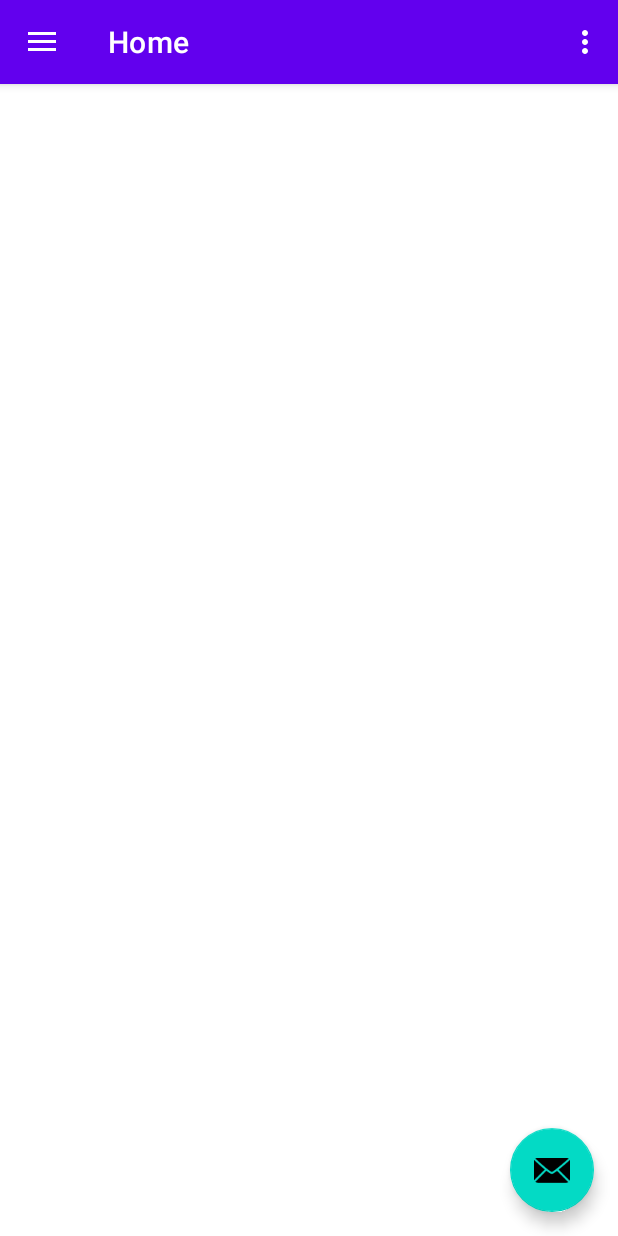
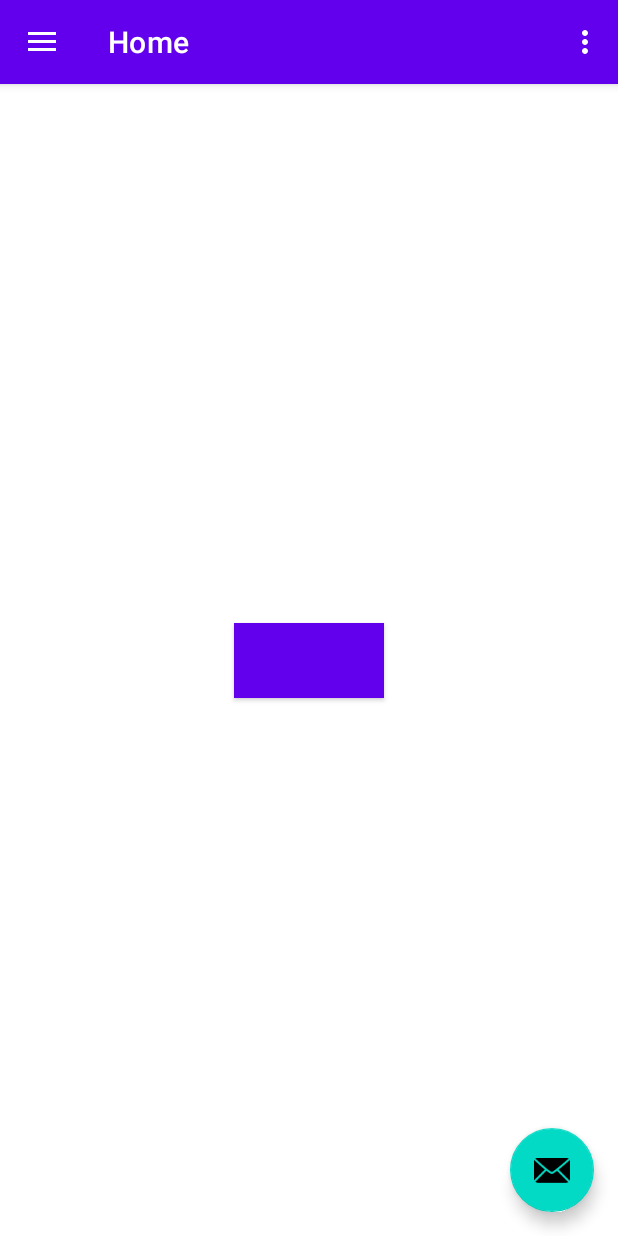
Before and after one commit to jean-leraille/android, an Android app: the screen it shows after launch (MainActivity), on a phone screen of 412 x 824 dp. Run offline under Robolectric (Android 15) with nearby library versions, the phone set to English and light mode, and no system bars; our stand-ins replace navigation-ui.

```diff
--- a/app/src/main/AndroidManifest.xml
+++ b/app/src/main/AndroidManifest.xml
@@ -2,7 +2,9 @@
 <manifest xmlns:android="http://schemas.android.com/apk/res/android"
     xmlns:tools="http://schemas.android.com/tools">
 
+    <uses-permission android:name="android.permission.INTERNET" />
     <application
+        android:name=".App"
         android:allowBackup="true"
         android:dataExtractionRules="@xml/data_extraction_rules"
         android:fullBackupContent="@xml/backup_rules"
--- /dev/null
+++ b/app/src/main/java/com/example/episen/App.kt
@@ -0,0 +1,28 @@
+package com.example.episen
+
+import android.app.Application
+import com.example.episen.di.NetworkModule
+import com.example.episen.di.RepositoryModule
+import com.example.episen.di.UtilsModule
+import com.example.episen.di.ViewModelModule
+import org.koin.android.ext.koin.androidContext
+import org.koin.core.context.startKoin
+
+class App : Application()  {
+    override fun onCreate() {
+        super.onCreate()
+
+        startKoin {
+            //androidLogger()
+            androidContext(this@App)
+            modules(
+                listOf(
+                    ViewModelModule,
+                    NetworkModule,
+                    RepositoryModule,
+                    UtilsModule
+                )
+            )
+        }
+    }
+}
--- /dev/null
+++ b/app/src/main/java/com/example/episen/ViewModelFactory.kt
@@ -0,0 +1,21 @@
+package com.example.episen
+
+import androidx.lifecycle.ViewModel
+import androidx.lifecycle.ViewModelProvider
+import com.example.episen.data.repositories.Repository
+import com.example.episen.ui.home.HomeViewModel
+import com.example.episen.utils.SharedPreferencesHelper
+
+class ViewModelFactory(private val repository: Repository,
+                       private val sharedPreferenceHelper: SharedPreferencesHelper
+)
+    : ViewModelProvider.Factory {
+
+    override fun <T : ViewModel> create(modelClass: Class<T>): T {
+        when {
+            modelClass.isAssignableFrom(HomeViewModel::class.java)
+                                        -> return HomeViewModel(repository, sharedPreferenceHelper) as T
+            else -> throw IllegalArgumentException(String.format("%s Not Found", modelClass.simpleName))
+        }
+    }
+}
--- /dev/null
+++ b/app/src/main/java/com/example/episen/data/models/Commune.kt
@@ -0,0 +1,8 @@
+package com.example.episen.data.models
+
+import com.google.gson.annotations.SerializedName
+
+data class Commune(
+    @SerializedName("code") var code: String?,
+    @SerializedName("nom") var nom: String?,
+)
--- /dev/null
+++ b/app/src/main/java/com/example/episen/data/models/requests/CommuneRequestEntity.kt
@@ -0,0 +1,7 @@
+package com.example.episen.data.models.requests
+
+import com.google.gson.annotations.SerializedName
+
+data class CommuneRequestEntity(
+    @SerializedName("nom") var nom: String?,
+)
--- /dev/null
+++ b/app/src/main/java/com/example/episen/data/network/Api.kt
@@ -0,0 +1,15 @@
+package com.example.episen.data.network
+
+import com.example.episen.data.models.Commune
+import retrofit2.Call
+import retrofit2.http.*
+
+
+interface Api {
+    @GET("communes")
+    fun getCommunes(
+        @HeaderMap headerMap: HashMap<String, String>,
+        @Query("nom") name: String,
+        @Query("fields") fields: String
+    ): Call<List<Commune>>
+}
--- /dev/null
+++ b/app/src/main/java/com/example/episen/data/network/RetrofitClient.kt
@@ -0,0 +1,50 @@
+package com.example.episen.data.network
+import okhttp3.OkHttpClient
+import okhttp3.logging.HttpLoggingInterceptor
+import org.koin.android.BuildConfig
+import retrofit2.Retrofit
+import retrofit2.converter.gson.GsonConverterFactory
+import java.util.concurrent.TimeUnit
+
+
+class RetrofitClient {
+    var headerMap = HashMap<String, String>()
+
+    val api: Api
+    companion object {
+        var BASE_URL = "https://geo.api.gouv.fr/"
+    }
+
+    init {
+        val loggingInterceptor = HttpLoggingInterceptor()
+        loggingInterceptor.level = HttpLoggingInterceptor.Level.BODY
+
+
+
+        val okHttpClient = OkHttpClient.Builder()
+            .readTimeout(180, TimeUnit.SECONDS)
+            .connectTimeout(180, TimeUnit.SECONDS)
+        /*    .addInterceptor(
+                BasicAuthInterceptor(
+                    "hys-test",
+                    "hys-test"
+                ))*/
+
+        //if(BuildConfig.DEBUG) {
+            okHttpClient
+                .addInterceptor(loggingInterceptor)
+                .build()
+        //}
+
+        val retrofit = Retrofit.Builder()
+            .baseUrl(BASE_URL)
+            .addConverterFactory(GsonConverterFactory.create())
+            .client(okHttpClient.build())
+            .build()
+        api = retrofit.create(Api::class.java)
+    }
+
+    fun addToHeader(key: String, value: String){
+        headerMap[key] = value
+    }
+}
--- /dev/null
+++ b/app/src/main/java/com/example/episen/data/repositories/Repository.kt
@@ -0,0 +1,13 @@
+package com.example.episen.data.repositories
+
+
+import com.example.episen.data.network.RetrofitClient
+import com.example.episen.data.models.Commune
+import retrofit2.Call
+
+class Repository (private val retrofitClient: RetrofitClient) {
+
+    fun getCommunes(name: String, fields: String): Call<List<Commune>> {
+        return retrofitClient.api.getCommunes(retrofitClient.headerMap, name, fields)
+    }
+}
--- /dev/null
+++ b/app/src/main/java/com/example/episen/di/NetworkModule.kt
@@ -0,0 +1,8 @@
+package com.example.episen.di
+
+import com.example.episen.data.network.RetrofitClient
+import org.koin.dsl.module
+
+val NetworkModule = module {
+    single { RetrofitClient() }
+}
--- /dev/null
+++ b/app/src/main/java/com/example/episen/di/RepositoryModule.kt
@@ -0,0 +1,8 @@
+package com.example.episen.di
+
+import com.example.episen.data.repositories.Repository
+import org.koin.dsl.module
+
+val RepositoryModule = module {
+    single { Repository(retrofitClient = get()) }
+}
--- /dev/null
+++ b/app/src/main/java/com/example/episen/di/UtilsModule.kt
@@ -0,0 +1,23 @@
+package com.example.episen.di
+
+import android.content.Context
+import android.content.SharedPreferences
+import com.example.episen.utils.SharedPreferencesHelper
+import org.koin.android.ext.koin.androidContext
+import org.koin.dsl.module
+
+val UtilsModule = module {
+    single {
+        getSharedPrefs(androidContext())
+    }
+
+    single<SharedPreferences.Editor> {
+        getSharedPrefs(androidContext()).edit()
+    }
+
+    single { SharedPreferencesHelper(get()) }
+}
+
+fun getSharedPrefs(context: Context): SharedPreferences {
+    return context.getSharedPreferences("default", Context.MODE_PRIVATE)
+}
--- /dev/null
+++ b/app/src/main/java/com/example/episen/di/ViewModelModule.kt
@@ -0,0 +1,18 @@
+package com.example.episen.di
+
+import com.example.episen.ViewModelFactory
+import com.example.episen.ui.home.HomeViewModel
+import org.koin.androidx.viewmodel.dsl.viewModel
+import org.koin.dsl.module
+
+val ViewModelModule = module {
+
+    single {
+        ViewModelFactory(
+            repository = get(),
+            sharedPreferenceHelper = get()
+        )
+    }
+
+    viewModel { HomeViewModel(repository = get(), sharedPreferences = get()) }
+}
--- a/app/src/main/java/com/example/episen/ui/home/HomeFragment.kt
+++ b/app/src/main/java/com/example/episen/ui/home/HomeFragment.kt
@@ -4,16 +4,18 @@ import android.os.Bundle
 import android.view.LayoutInflater
 import android.view.View
 import android.view.ViewGroup
-import android.widget.TextView
-import android.widget.Toast
 import androidx.fragment.app.Fragment
 import androidx.lifecycle.Observer
 import androidx.lifecycle.ViewModelProvider
+import com.example.episen.ViewModelFactory
 import com.example.episen.databinding.FragmentHomeBinding
+import org.koin.android.ext.android.inject
 
 class HomeFragment : Fragment() {
 
+    private val viewModelFactory: ViewModelFactory by inject()
     private var _binding: FragmentHomeBinding? = null
+    private lateinit var homeViewModel: HomeViewModel
 
     // This property is only valid between onCreateView and
     // onDestroyView.
@@ -24,11 +26,12 @@ class HomeFragment : Fragment() {
         container: ViewGroup?,
         savedInstanceState: Bundle?
     ): View {
-        val homeViewModel =
-            ViewModelProvider(this).get(HomeViewModel::class.java)
 
+        homeViewModel = ViewModelProvider(requireActivity(), viewModelFactory)[HomeViewModel::class.java]
         _binding = FragmentHomeBinding.inflate(inflater, container, false)
         val root: View = binding.root
+
+
         homeViewModel.stateLiveData.observe(viewLifecycleOwner,
             Observer {
                 handleState(it)
@@ -37,12 +40,17 @@ class HomeFragment : Fragment() {
         return root
     }
 
+    override fun onViewCreated(view: View, savedInstanceState: Bundle?) {
+        super.onViewCreated(view, savedInstanceState)
+        homeViewModel.getCommunes("versaill", "nom, code")
+    }
+
     private fun handleState(state: HomeViewModel.States) {
         when (state) {
             is HomeViewModel.States.NoConnection -> {
                 //progress.visibility= View.GONE
             }
-            is HomeViewModel.States.OnConnection -> {
+            is HomeViewModel.States.OnGetCommunes -> {
             }
         }
     }
--- a/app/src/main/java/com/example/episen/ui/home/HomeViewModel.kt
+++ b/app/src/main/java/com/example/episen/ui/home/HomeViewModel.kt
@@ -1,15 +1,39 @@
 package com.example.episen.ui.home
 
-import androidx.lifecycle.LiveData
-import androidx.lifecycle.MutableLiveData
-import androidx.lifecycle.ViewModel
+import android.util.Log
 import com.example.episen.BaseViewModel
+import com.example.episen.data.models.Commune
+import com.example.episen.data.repositories.Repository
+import com.example.episen.utils.SharedPreferencesHelper
+import retrofit2.Call
+import retrofit2.Callback
+import retrofit2.Response
 
-class HomeViewModel :  BaseViewModel<HomeViewModel.States>() {
+class HomeViewModel(
+    private val repository: Repository,
+    private val sharedPreferences: SharedPreferencesHelper
+) :  BaseViewModel<HomeViewModel.States>() {
 
+
+    fun getCommunes(name: String, fields: String){
+        repository.getCommunes(name, fields)
+            .enqueue(object : Callback<List<Commune>> {
+                override fun onFailure(call: Call<List<Commune>>, t: Throwable) {
+                    Log.d("dev0", "On Failure")
+                }
+                override fun onResponse(
+                    call: Call<List<Commune>>,
+                    response: Response<List<Commune>>
+                ) {
+
+                    Log.d("dev0", "On Response")
+                    stateLiveData.value = States.OnGetCommunes(name)
+                }
+            })
+    }
 
     sealed class States {
         object NoConnection : States()
-        data class OnConnection(var response: String?) : States()
+        data class OnGetCommunes(var response: String?) : States()
     }
 }
--- /dev/null
+++ b/app/src/main/java/com/example/episen/utils/Constants.kt
@@ -0,0 +1,5 @@
+package com.example.episen.utils
+
+object Constants {
+    const val SELECTED_CITY_KEY = "selectedCityKey"
+}
--- /dev/null
+++ b/app/src/main/java/com/example/episen/utils/SharedPreferencesHelper.kt
@@ -0,0 +1,20 @@
+package com.example.episen.utils
+
+import android.content.SharedPreferences
+import com.example.episen.data.models.Commune
+import com.google.gson.Gson
+
+class SharedPreferencesHelper(private val sharedPreferences: SharedPreferences) {
+
+    fun saveCurrentSiteDetails(data: Commune){
+        val json = Gson().toJson(data)
+        sharedPreferences.edit().putString(Constants.SELECTED_CITY_KEY, json).apply()
+    }
+
+    fun getCurrentSiteDetails(): Commune?{
+        val json =  sharedPreferences.getString(Constants.SELECTED_CITY_KEY, "")
+        if(json.isNullOrEmpty())
+            return null
+        return  Gson().fromJson(json, Commune::class.java)
+    }
+}
--- a/app/src/main/res/layout/fragment_home.xml
+++ b/app/src/main/res/layout/fragment_home.xml
@@ -8,6 +8,7 @@
 
     <TextView
         android:id="@+id/text_home"
+        android:textColor="@color/white"
         android:layout_width="match_parent"
         android:layout_height="wrap_content"
         android:layout_marginStart="8dp"
@@ -19,4 +20,16 @@
         app:layout_constraintEnd_toEndOf="parent"
         app:layout_constraintStart_toStartOf="parent"
         app:layout_constraintTop_toTopOf="parent" />
+
+    <Button
+        android:id="@+id/button"
+        android:layout_width="100dp"
+        android:layout_height="50dp"
+        android:background="@color/white"
+        app:layout_constraintBottom_toBottomOf="parent"
+        app:layout_constraintEnd_toEndOf="parent"
+        app:layout_constraintStart_toStartOf="parent"
+        app:layout_constraintTop_toTopOf="parent"
+        />
+
 </androidx.constraintlayout.widget.ConstraintLayout>
```
Also changed, not shown: app/build.gradle.kts (+13 -0 lines).
